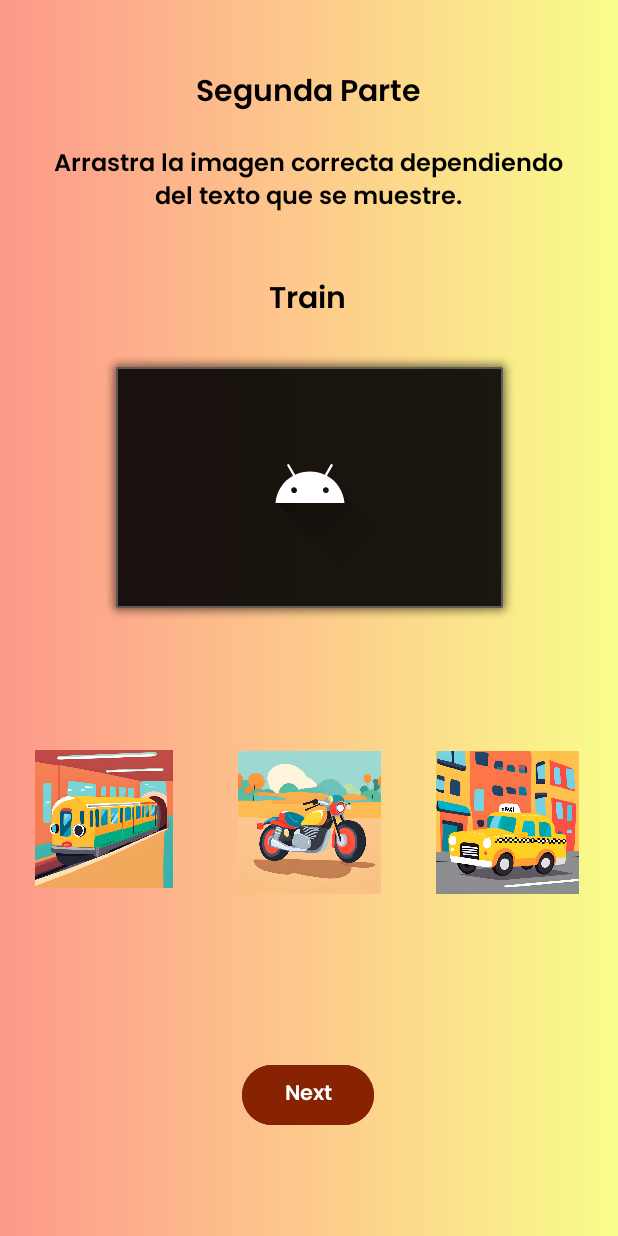
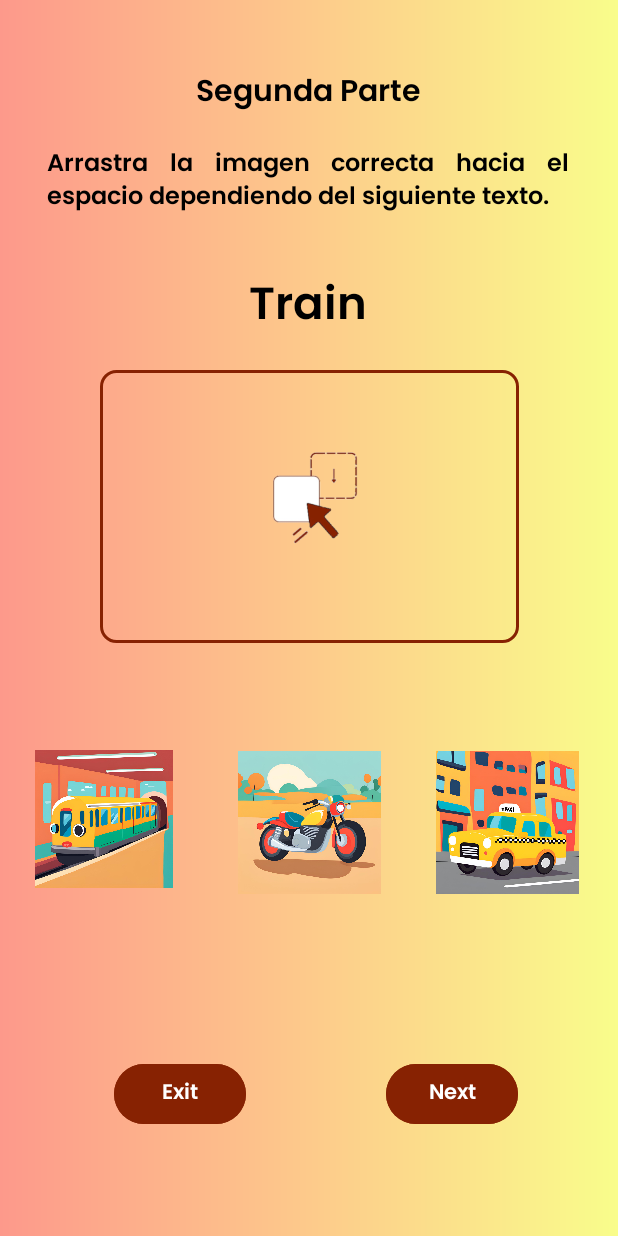
Before and after one commit to Sheens507/Proyecto3, an Android app: the DragActivity screen opened directly, with no data from a screen before it, on a phone screen of 412 x 824 dp. Run offline under Robolectric (Android 15) with nearby library versions, the phone set to English and light mode, and no system bars.

Commit message:
Últimas modificaciones
Correciones del diseño de DragActivity, arreglo de textAlign y se agrega el boton de EXIT a cada Activity

```diff
--- a/app/src/main/java/com/example/proyecto3/DragActivity.java
+++ b/app/src/main/java/com/example/proyecto3/DragActivity.java
@@ -15,7 +15,7 @@ public class DragActivity extends AppCompatActivity {
 
     private ImageView imageViewDropArea;
     private ImageView imageView1, imageView2, imageView3;
-    private Button btnCalculateStats;
+    private Button btnCalculateStats, closeButton;
     private TextView textViewGoodConnections;
 
     // Etiqueta esperada para comparar
@@ -133,6 +133,14 @@ public class DragActivity extends AppCompatActivity {
                 finish();
             }
         });
+
+        closeButton = findViewById(R.id.close_button);
+        closeButton.setOnClickListener(new View.OnClickListener() {
+            @Override
+            public void onClick(View v) {
+                finish(); // Cierra la actividad actual
+            }
+        });
     }
 
     private void startDrag(View view) {
--- /dev/null
+++ b/app/src/main/res/drawable/border.xml
@@ -0,0 +1,9 @@
+<?xml version="1.0" encoding="utf-8"?>
+<!-- res/drawable/border.xml -->
+<shape xmlns:android="http://schemas.android.com/apk/res/android">
+    <solid android:color="@android:color/transparent" />
+    <stroke
+        android:width="2dp"
+        android:color="#872202" />
+    <corners android:radius="10dp" />
+</shape>
--- a/app/src/main/res/layout/activity_drag.xml
+++ b/app/src/main/res/layout/activity_drag.xml
@@ -10,15 +10,15 @@
         android:id="@+id/imageViewDropArea"
         android:layout_width="279dp"
         android:layout_height="182dp"
-        android:background="@android:drawable/alert_dark_frame"
+        android:background="@drawable/border"
         android:contentDescription="Drop Area"
         android:scaleType="centerInside"
-        android:src="@drawable/ic_launcher_foreground"
+        android:src="@drawable/drop_3"
         app:layout_constraintBottom_toBottomOf="parent"
         app:layout_constraintEnd_toEndOf="parent"
         app:layout_constraintStart_toStartOf="parent"
         app:layout_constraintTop_toTopOf="parent"
-        app:layout_constraintVertical_bias="0.369" />
+        app:layout_constraintVertical_bias="0.384" />
 
     <TextView
         android:id="@+id/textView2"
@@ -27,7 +27,7 @@
         android:fontFamily="@font/poppins_semibold"
         android:text="Train"
         android:textColor="@color/black"
-        android:textSize="20sp"
+        android:textSize="30sp"
         app:layout_constraintBottom_toBottomOf="parent"
         app:layout_constraintEnd_toEndOf="parent"
         app:layout_constraintHorizontal_bias="0.498"
@@ -107,10 +107,10 @@
         android:text="Next"
         app:layout_constraintBottom_toBottomOf="parent"
         app:layout_constraintEnd_toEndOf="parent"
-        app:layout_constraintHorizontal_bias="0.498"
+        app:layout_constraintHorizontal_bias="0.795"
         app:layout_constraintStart_toStartOf="parent"
         app:layout_constraintTop_toTopOf="parent"
-        app:layout_constraintVertical_bias="0.91" />
+        app:layout_constraintVertical_bias="0.909" />
 
     <TextView
         android:id="@+id/textView3"
@@ -129,18 +129,32 @@
 
     <TextView
         android:id="@+id/textView"
-        android:layout_width="349dp"
+        android:layout_width="348dp"
         android:layout_height="55dp"
         android:fontFamily="@font/poppins_semibold"
-        android:text="Arrastra la imagen correcta dependiendo del texto que se muestre."
-        android:textAlignment="center"
+        android:justificationMode="inter_word"
+        android:text="Arrastra la imagen correcta hacia el espacio dependiendo del siguiente texto."
         android:textColor="@color/black"
         android:textSize="16sp"
         app:layout_constraintBottom_toBottomOf="parent"
         app:layout_constraintEnd_toEndOf="parent"
-        app:layout_constraintHorizontal_bias="0.487"
+        app:layout_constraintHorizontal_bias="0.492"
         app:layout_constraintStart_toStartOf="parent"
         app:layout_constraintTop_toTopOf="parent"
         app:layout_constraintVertical_bias="0.125" />
 
+    <Button
+        android:id="@+id/close_button"
+        android:layout_width="wrap_content"
+        android:layout_height="wrap_content"
+        android:backgroundTint="#872202"
+        android:fontFamily="@font/poppins_semibold"
+        android:text="Exit"
+        app:layout_constraintBottom_toBottomOf="parent"
+        app:layout_constraintEnd_toEndOf="parent"
+        app:layout_constraintHorizontal_bias="0.234"
+        app:layout_constraintStart_toStartOf="parent"
+        app:layout_constraintTop_toTopOf="parent"
+        app:layout_constraintVertical_bias="0.909" />
+
 </androidx.constraintlayout.widget.ConstraintLayout>
```
Also changed, not shown: app/src/main/java/com/example/proyecto3/PareoActivity.java (+8 -1 lines), app/src/main/java/com/example/proyecto3/ScoreActivity.java (+10 -2 lines), app/src/main/res/layout/activity_home.xml (+24 -9 lines), app/src/main/res/layout/activity_pareo.xml (+16 -2 lines), app/src/main/res/layout/activity_score.xml (+18 -3 lines), app/src/main/res/drawable/drop_3.png (added).
